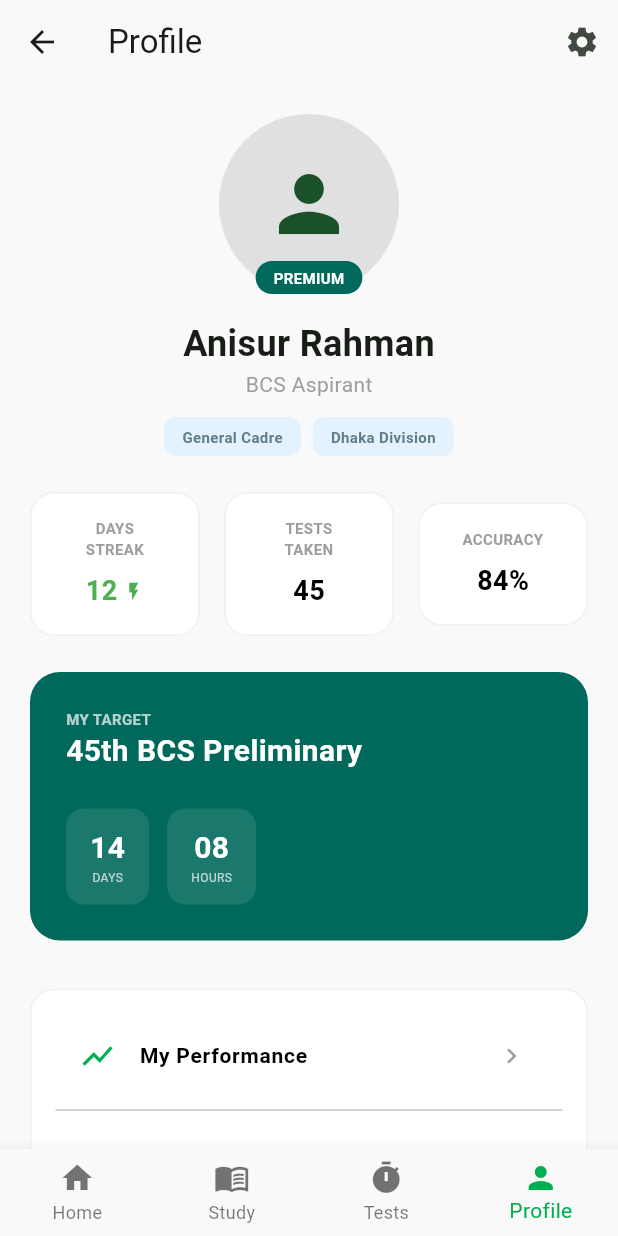
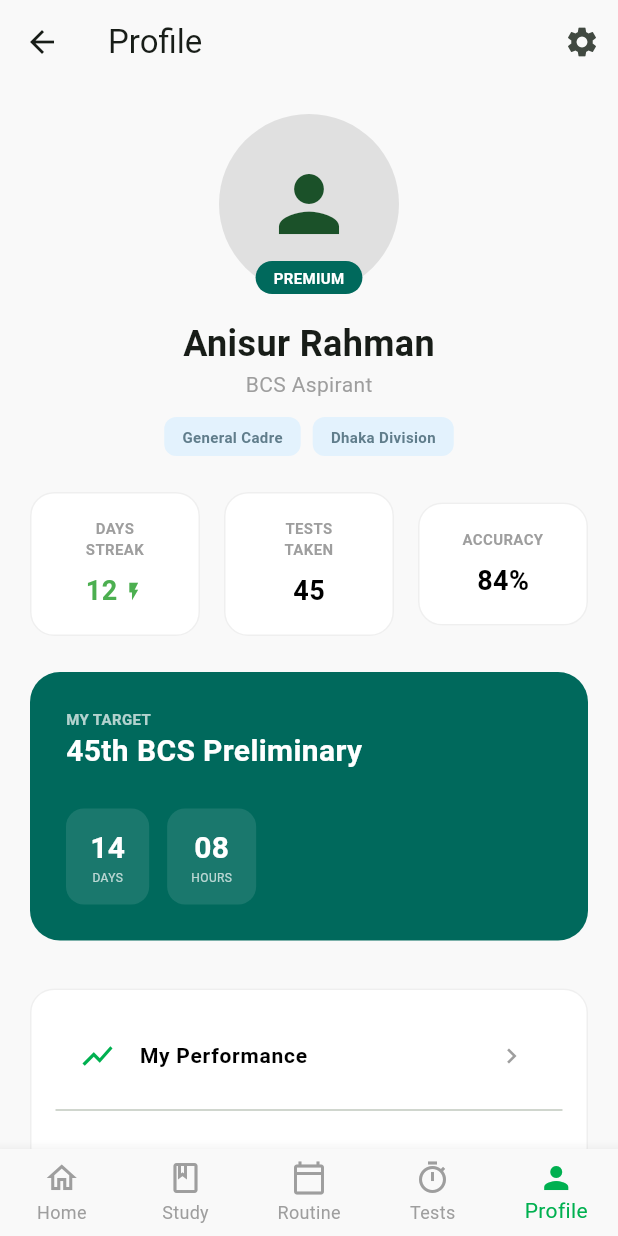
Before and after one commit to Swannhs/ai-education, a Flutter app: the ProfileScreen screen opened by its route, on a phone screen of 412 x 824 dp. Run offline on Flutter 3.47's test engine with Material 3 defaults, Android fonts, the phone set to English and light mode, and no system bars.

Commit message:
Implement Learn Library and unified tab navigation

```diff
--- a/practice_mcq_flutter/lib/core/routing/app_router.dart
+++ b/practice_mcq_flutter/lib/core/routing/app_router.dart
@@ -16,6 +16,8 @@ import '../../features/profile/screens/profile_screen.dart';
 
 import '../../features/routine/screens/daily_routine_screen.dart';
 
+import '../../features/practice/screens/learn_library_screen.dart';
+
 class AppRouter {
   static const String splash = '/';
   static const String login = '/login';
@@ -27,6 +29,7 @@ class AppRouter {
   static const String testList = '/test-list';
   static const String profile = '/profile';
   static const String routine = '/routine';
+  static const String learn = '/learn';
 
   static Map<String, WidgetBuilder> get routes => {
     splash: (context) => const SplashScreen(),
@@ -39,6 +42,7 @@ class AppRouter {
     testList: (context) => const TestListScreen(),
     profile: (context) => const ProfileScreen(),
     routine: (context) => const DailyRoutineScreen(),
+    learn: (context) => const LearnLibraryScreen(),
   };
 
   static Route<dynamic> onGenerateRoute(RouteSettings settings) {
@@ -63,6 +67,8 @@ class AppRouter {
         return MaterialPageRoute(builder: (_) => const ProfileScreen());
       case routine:
         return MaterialPageRoute(builder: (_) => const DailyRoutineScreen());
+      case learn:
+        return MaterialPageRoute(builder: (_) => const LearnLibraryScreen());
       default:
         return MaterialPageRoute(
           builder: (_) => Scaffold(
--- a/practice_mcq_flutter/lib/features/profile/screens/profile_screen.dart
+++ b/practice_mcq_flutter/lib/features/profile/screens/profile_screen.dart
@@ -1,5 +1,6 @@
 import 'package:flutter/material.dart';
 import '../../../core/theme/app_theme.dart';
+import '../../../shared/widgets/app_bottom_nav.dart';
 
 class ProfileScreen extends StatelessWidget {
   const ProfileScreen({super.key});
@@ -187,16 +188,6 @@ class ProfileScreen extends StatelessWidget {
   }
 
   Widget _buildBottomNav() {
-    return BottomNavigationBar(
-      type: BottomNavigationBarType.fixed,
-      currentIndex: 3,
-      selectedItemColor: AppColors.primary,
-      items: const [
-        BottomNavigationBarItem(icon: Icon(Icons.home), label: 'Home'),
-        BottomNavigationBarItem(icon: Icon(Icons.menu_book), label: 'Study'),
-        BottomNavigationBarItem(icon: Icon(Icons.timer), label: 'Tests'),
-        BottomNavigationBarItem(icon: Icon(Icons.person), label: 'Profile'),
-      ],
-    );
+    return const AppBottomNav(currentIndex: 4);
   }
 }
--- /dev/null
+++ b/practice_mcq_flutter/lib/shared/widgets/app_bottom_nav.dart
@@ -0,0 +1,53 @@
+import 'package:flutter/material.dart';
+import '../../core/routing/app_router.dart';
+
+class AppBottomNav extends StatelessWidget {
+  final int currentIndex;
+
+  const AppBottomNav({
+    super.key,
+    required this.currentIndex,
+  });
+
+  @override
+  Widget build(BuildContext context) {
+    return BottomNavigationBar(
+      type: BottomNavigationBarType.fixed,
+      currentIndex: currentIndex,
+      selectedItemColor: const Color(0xFF00B050),
+      unselectedItemColor: Colors.grey,
+      onTap: (index) {
+        if (index == currentIndex) return;
+
+        String route;
+        switch (index) {
+          case 0:
+            route = AppRouter.home;
+            break;
+          case 1:
+            route = AppRouter.learn;
+            break;
+          case 2:
+            route = AppRouter.routine;
+            break;
+          case 3:
+            route = AppRouter.testList;
+            break;
+          case 4:
+            route = AppRouter.profile;
+            break;
+          default:
+            route = AppRouter.home;
+        }
+        Navigator.pushReplacementNamed(context, route);
+      },
+      items: const [
+        BottomNavigationBarItem(icon: Icon(Icons.home_outlined), activeIcon: Icon(Icons.home), label: 'Home'),
+        BottomNavigationBarItem(icon: Icon(Icons.book_outlined), activeIcon: Icon(Icons.book), label: 'Study'),
+        BottomNavigationBarItem(icon: Icon(Icons.calendar_today_outlined), activeIcon: Icon(Icons.calendar_today), label: 'Routine'),
+        BottomNavigationBarItem(icon: Icon(Icons.timer_outlined), activeIcon: Icon(Icons.timer), label: 'Tests'),
+        BottomNavigationBarItem(icon: Icon(Icons.person_outline), activeIcon: Icon(Icons.person), label: 'Profile'),
+      ],
+    );
+  }
+}
```
Also changed, not shown: practice_mcq_flutter/lib/features/dashboard/screens/home_screen.dart (+3 -13 lines), practice_mcq_flutter/lib/features/practice/screens/learn_library_screen.dart (added, +210 -0 lines), practice_mcq_flutter/lib/features/practice/screens/subject_detail_screen.dart (+2 -11 lines), practice_mcq_flutter/lib/features/routine/screens/daily_routine_screen.dart (+2 -12 lines), practice_mcq_flutter/lib/features/tests/screens/test_list_screen.dart (+2 -11 lines).
